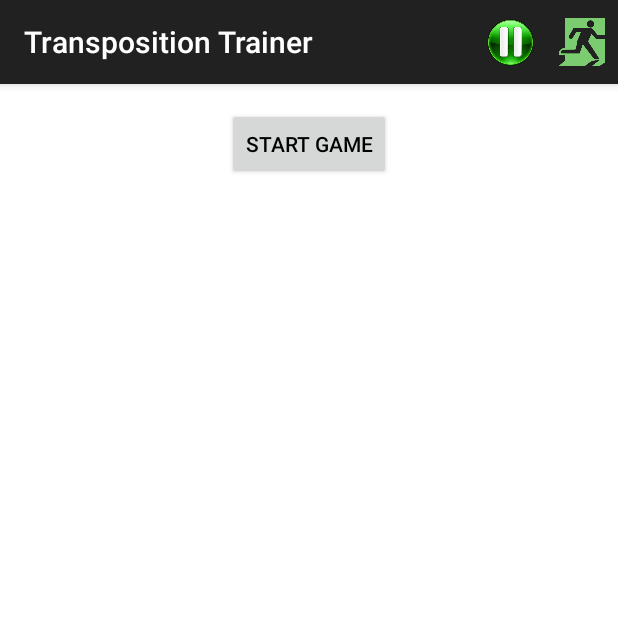
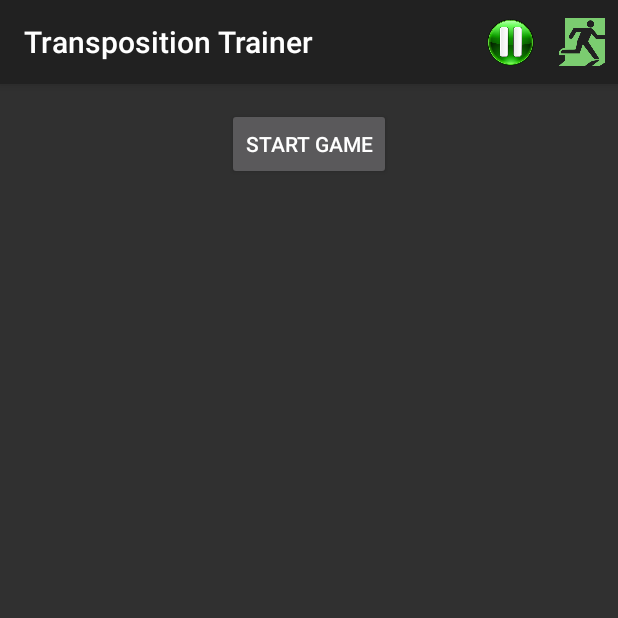
Before and after one commit to juanlet/TT, an Android app: the screen it shows after launch (Game), after a tap on "NOTES QUIZ", on a phone screen of 412 x 824 dp, the top half of it. Run offline under Robolectric (Android 15) with nearby library versions, the phone set to English and light mode, and no system bars; libraries missing offline, so code that uses them is left out: com.readystatesoftware.sqliteasset; 4 statements that could not run were skipped.

Commit message:
-Agregado el seteo por Default a las sharedPreferences...sino el usuario la primera vez que abre la app le crasheaba -Cambiado el archivo build.gradle(Module) para que soporte como mínima versión la api 15....Ahora anda para android 4.2 y para android 4.4 -Agregados los sonidos para respuesta correcta y respuesta incorrecta, en android 4.2 y 4.4 no se escucha nada todavía, chequear el if de las versiones del SoundPool

```diff
--- a/app/build.gradle
+++ b/app/build.gradle
@@ -7,7 +7,7 @@ android {
     defaultConfig {
         applicationId "com.example.juan.traspositiontrainer"
         minSdkVersion 15
-        targetSdkVersion 22
+        targetSdkVersion 15
         versionCode 1
         versionName "1.0"
     }
--- a/app/src/main/AndroidManifest.xml
+++ b/app/src/main/AndroidManifest.xml
@@ -6,7 +6,7 @@
         android:allowBackup="true"
         android:icon="@mipmap/ic_launcher"
         android:label="@string/app_name"
-        android:theme="@style/AppTheme" >
+        android:theme="@style/Theme.AppCompat" >
         <activity
             android:name=".SplashScreen"
             android:label="@string/app_name" >
--- a/app/src/main/java/com/example/juan/traspositiontrainer/Game.java
+++ b/app/src/main/java/com/example/juan/traspositiontrainer/Game.java
@@ -2,13 +2,18 @@ package com.example.juan.traspositiontrainer;
 
 import android.content.Intent;
 import android.content.SharedPreferences;
+import android.media.AudioAttributes;
+import android.media.AudioManager;
+import android.media.MediaPlayer;
+import android.media.SoundPool;
+import android.os.Build;
 import android.os.CountDownTimer;
-import android.support.v7.app.ActionBarActivity;
+import android.provider.MediaStore;
 import android.os.Bundle;
+import android.support.v7.app.AppCompatActivity;
 import android.view.Menu;
 import android.view.MenuItem;
 import android.view.View;
-import android.webkit.WebView;
 import android.widget.Button;
 import android.widget.NumberPicker;
 import android.widget.TextView;
@@ -21,7 +26,7 @@ import java.util.concurrent.TimeUnit;
 
 
 
-public class Game extends ActionBarActivity {
+public class Game extends AppCompatActivity {
 
 private String intentExtras;
 private ArrayList<MusicSQLRow> quizList;
@@ -53,6 +58,12 @@ private ArrayList<MusicSQLRow> quizList;
                                         {"A##","B","Cb"}
         };
 
+     private static SoundPool mySounds;
+    private static MediaStore.Audio.Media player;
+
+    //sound ids
+
+    int correctAnswerID,incorrectAnswerID;
 
 
 
@@ -61,6 +72,9 @@ private ArrayList<MusicSQLRow> quizList;
         super.onCreate(savedInstanceState);
         setContentView(R.layout.activity_game);
         pref= this.getSharedPreferences("Mypref", 0);
+
+
+
        //if the random repeats the number of the 3 last questions it will generate another one until the number is not in the array
         lastQuestionsSelected=new int[3];
         //tracks the last element inserted
@@ -71,12 +85,37 @@ private ArrayList<MusicSQLRow> quizList;
         incorrectAnswers=0;
 
 
-        gameDifficulty=pref.getString("gameDifficulty", "");
-        key=pref.getString("key","");
-        scale=pref.getString("scale", "");
-        with7ths=pref.getString("with7ths", "");
-        gameTime=this.getMinutesInMilliseconds(pref.getString("gameTime", ""));
-        answerTime=this.getSecondsInMilliseconds(pref.getString("answerTime", ""));
+       loadSounds();
+
+        gameDifficulty=pref.getString("gameDifficulty", null);
+        key=pref.getString("key", null);
+        scale=pref.getString("scale", null);
+        with7ths=pref.getString("with7ths", null);
+        String gameTimePref=pref.getString("gameTime",null);
+        String answerTimePref=pref.getString("answerTime",null);
+
+
+
+        if(gameDifficulty == null)
+        {
+            editor.putString("gameTime", "5 minutes");
+            editor.putString("gameDifficulty", "Easy");
+            editor.putString("answerTime", "30 seconds");
+            editor.putString("with7ths","Without 7ths");
+            editor.putString("key", "Random");
+            editor.putString("scale", "C");
+            editor.commit();
+
+            gameDifficulty="Easy";
+            key="Random";
+            with7ths="Without 7ths";
+            gameTimePref="5 minutes";
+            answerTimePref="30 seconds";
+        }
+
+        gameTime=this.getMinutesInMilliseconds(gameTimePref);
+        answerTime=this.getSecondsInMilliseconds(answerTimePref);
+
 
         gameCountDown=(TextView) findViewById(R.id.gameCountDown);
         answerCountDown= (TextView) findViewById(R.id.answerCountdown);
@@ -132,6 +171,7 @@ private ArrayList<MusicSQLRow> quizList;
 
    }
 
+
     public void checkAnswer(View view) {
         Boolean isEnharmonic=false;
         String selectedAnswer="";
@@ -162,12 +202,11 @@ private ArrayList<MusicSQLRow> quizList;
         selectedAnswer= selectedAnswer.replaceAll("\\s+","");
 
 
-
-
         if(selectedAnswer.equals(currentAnswer) || isEnharmonic ){
             //sumar +1 a las respuestas correctas
             //cancelo el timer y después lo reseteo
             correctAnswers+=1;
+               reproduceAnswerSound("Correct");
                if(!isEnharmonic)
                 Toast.makeText(getApplicationContext(),"Correct",Toast.LENGTH_SHORT).show();
                else
@@ -179,9 +218,27 @@ private ArrayList<MusicSQLRow> quizList;
         else
         {
             incorrectAnswers+=1;
-            Toast.makeText(getApplicationContext(),"Incorrect",Toast.LENGTH_SHORT).show();
+            reproduceAnswerSound("Incorrect");
+            Toast.makeText(getApplicationContext(),"Incorrect...Right Answer: "+currentAnswer,Toast.LENGTH_SHORT).show();
             answerTimer.cancel();
             startAnswerTimer(answerTime);
+
+        }
+
+    }
+
+    private void reproduceAnswerSound(String type){
+
+
+
+        if(type.equals("Correct")){
+
+           mySounds.play(correctAnswerID,1,1,1,0,1);
+
+
+        }else if(type.equals("Incorrect"))
+        {
+            mySounds.play(incorrectAnswerID,1,1,1,0,1);
 
         }
 
@@ -685,5 +742,31 @@ private ArrayList<MusicSQLRow> quizList;
         wrong_answer_number.setVisibility(View.VISIBLE);
     }
 
+// manages all the sounds of the app
+    private void loadSounds(){
+
+        if(Build.VERSION.SDK_INT>Build.VERSION_CODES.LOLLIPOP) {
+
+            AudioAttributes audioAttributes = new AudioAttributes.Builder().setContentType(AudioAttributes.CONTENT_TYPE_UNKNOWN).setUsage(AudioAttributes.USAGE_GAME).build();
+
+            mySounds = new SoundPool.Builder().
+                    setMaxStreams(10).
+                    setAudioAttributes(audioAttributes).
+                    build();
+
+            correctAnswerID = mySounds.load(this, R.raw.correctanswer, 1);
+            incorrectAnswerID = mySounds.load(this, R.raw.incorrectanswer, 1);
+        }
+        else
+        {
+            mySounds= new SoundPool(10, AudioManager.USE_DEFAULT_STREAM_TYPE,1);
+            correctAnswerID = mySounds.load(this, R.raw.correctanswer, 1);
+            incorrectAnswerID = mySounds.load(this, R.raw.incorrectanswer, 1);
+
+        }
+
+    }
+
+
 
 }
--- a/app/src/main/java/com/example/juan/traspositiontrainer/MainActivity.java
+++ b/app/src/main/java/com/example/juan/traspositiontrainer/MainActivity.java
@@ -2,16 +2,15 @@ package com.example.juan.traspositiontrainer;
 
 import android.app.DialogFragment;
 import android.content.Intent;
-import android.database.Cursor;
-import android.support.v7.app.ActionBarActivity;
 import android.os.Bundle;
+import android.support.v7.app.AppCompatActivity;
 import android.view.Menu;
 import android.view.MenuItem;
 import android.view.View;
-import android.widget.Toast;
 
 
-public class MainActivity extends ActionBarActivity {
+
+public class MainActivity extends AppCompatActivity {
 //comment3
 
 
@@ -19,7 +18,6 @@ public class MainActivity extends ActionBarActivity {
     protected void onCreate(Bundle savedInstanceState) {
         super.onCreate(savedInstanceState);
         setContentView(R.layout.activity_main);
-
     }
 
     @Override
--- a/app/src/main/res/values/colors.xml
+++ b/app/src/main/res/values/colors.xml
@@ -1,9 +1,9 @@
 <?xml version="1.0" encoding="utf-8"?>
 <resources>
-    <color name="primary">#ffffff</color>
-    <color name="primary_dark">#ffffff</color>
-    <color name="accent">#ffffff</color>
+    <color name="primary">#000000</color>
+    <color name="primary_dark">#000000</color>
+    <color name="accent">#000000</color>
     <color name="text_primary">#000000</color>
     <color name="text_secondary">#000000</color>
-    <color name="photo_tint">#ffffff</color>
+    <color name="photo_tint">#000000</color>
 </resources>
```
Also changed, not shown: 3 other files.
